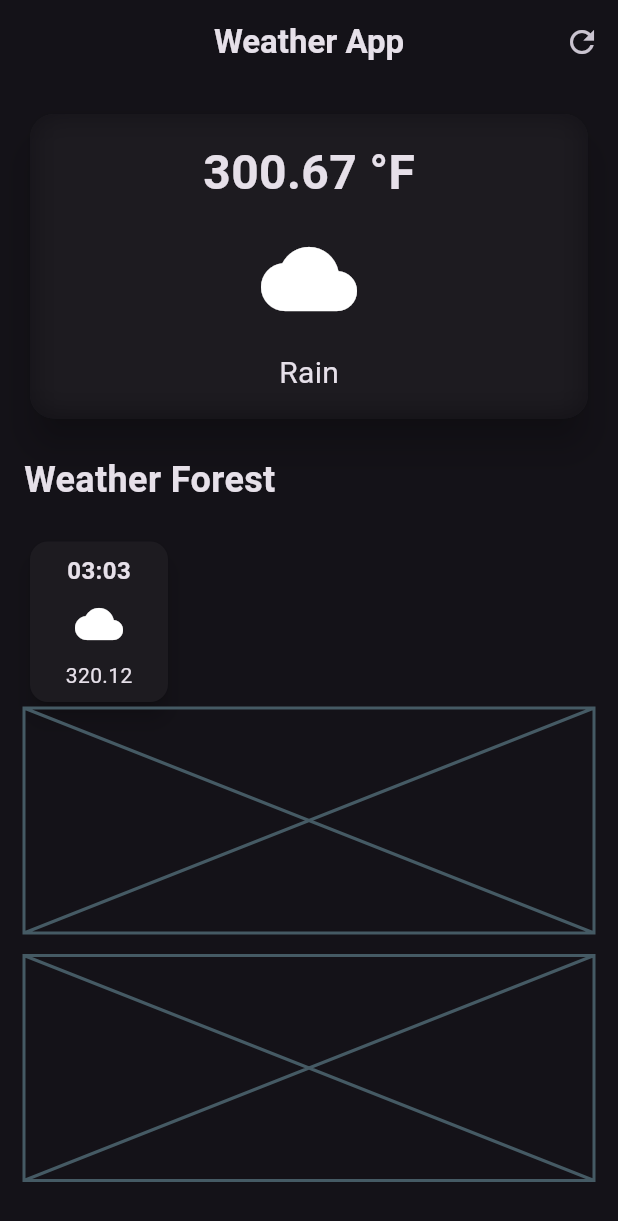
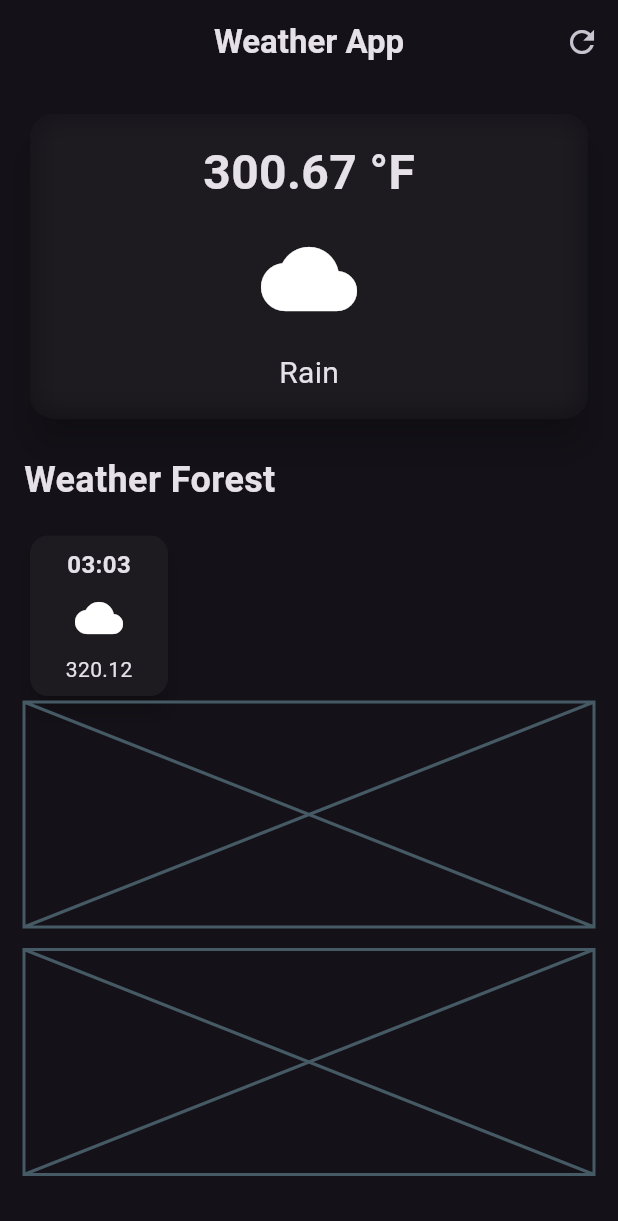
Before and after one commit to jodosjodos/weather_app, a Flutter app: the screen it shows after launch, on a phone screen of 412 x 824 dp. Shown: the top 1221 px of the screen. Run offline on Flutter 3.47's test engine with Material 3 defaults, Android fonts, the phone set to English and light mode, and no system bars.

Commit message:
[add] add weather card

```diff
--- a/lib/weather_screen.dart
+++ b/lib/weather_screen.dart
@@ -98,7 +98,7 @@ class WeatherScreen extends StatelessWidget {
               ),
             ),
             const SizedBox(
-              height: 20,
+              height: 16,
             ),
             Row(
               children: [
@@ -107,6 +107,7 @@ class WeatherScreen extends StatelessWidget {
                   child: Card(
                     elevation: 6,
                     child: Container(
+                      width: 100,
                       padding: const EdgeInsets.all(8.0),
                       decoration: BoxDecoration(
                         borderRadius: BorderRadius.circular(
```
